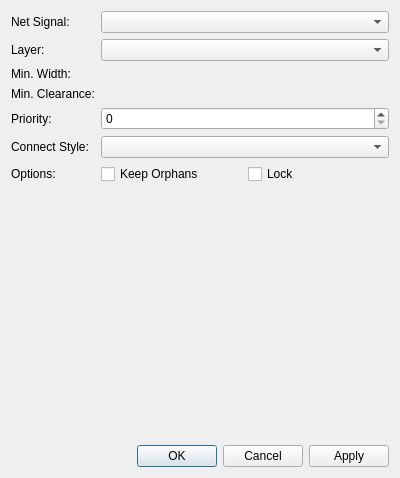
Old version of the form libs/librepcb/editor/project/boardeditor/boardplanepropertiesdialog.ui in the repository LibrePCB/LibrePCB.
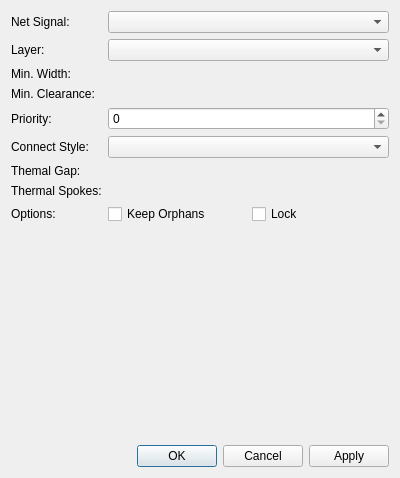
New version of the form. Custom widgets are drawn as their Qt base class.

Commit message: Implement thermal pads for planes

```diff
--- a/libs/librepcb/editor/project/boardeditor/boardplanepropertiesdialog.ui
+++ b/libs/librepcb/editor/project/boardeditor/boardplanepropertiesdialog.ui
@@ -73,7 +73,7 @@
      <item row="5" column="1">
       <widget class="QComboBox" name="cbxConnectStyle"/>
      </item>
-     <item row="6" column="0">
+     <item row="8" column="0">
       <widget class="QLabel" name="label_6">
        <property name="text">
         <string>Options:</string>
@@ -86,7 +86,7 @@
      <item row="3" column="1">
       <widget class="librepcb::editor::UnsignedLengthEdit" name="edtMinClearance" native="true"/>
      </item>
-     <item row="6" column="1">
+     <item row="8" column="1">
       <layout class="QHBoxLayout" name="horizontalLayout">
        <item>
         <widget class="QCheckBox" name="cbKeepOrphans">
@@ -104,6 +104,32 @@
        </item>
       </layout>
      </item>
+     <item row="6" column="0">
+      <widget class="QLabel" name="label_8">
+       <property name="toolTip">
+        <string>Clearance around thermal pads</string>
+       </property>
+       <property name="text">
+        <string>Themal Gap:</string>
+       </property>
+      </widget>
+     </item>
+     <item row="7" column="0">
+      <widget class="QLabel" name="label_9">
+       <property name="toolTip">
+        <string>Width of the thermal pad spokes</string>
+       </property>
+       <property name="text">
+        <string>Thermal Spokes:</string>
+       </property>
+      </widget>
+     </item>
+     <item row="6" column="1">
+      <widget class="librepcb::editor::PositiveLengthEdit" name="edtThermalGap" native="true"/>
+     </item>
+     <item row="7" column="1">
+      <widget class="librepcb::editor::PositiveLengthEdit" name="edtThermalSpokeWidth" native="true"/>
+     </item>
     </layout>
    </item>
    <item>
@@ -141,6 +167,12 @@
    <header location="global">librepcb/editor/widgets/patheditorwidget.h</header>
    <container>1</container>
   </customwidget>
+  <customwidget>
+   <class>librepcb::editor::PositiveLengthEdit</class>
+   <extends>QWidget</extends>
+   <header location="global">librepcb/editor/widgets/positivelengthedit.h</header>
+   <container>1</container>
+  </customwidget>
  </customwidgets>
  <tabstops>
   <tabstop>cbxNetSignal</tabstop>
```
Left out of the diff: 2 changed lines with no effect on the pictures. The commit also changes 21 other files.
